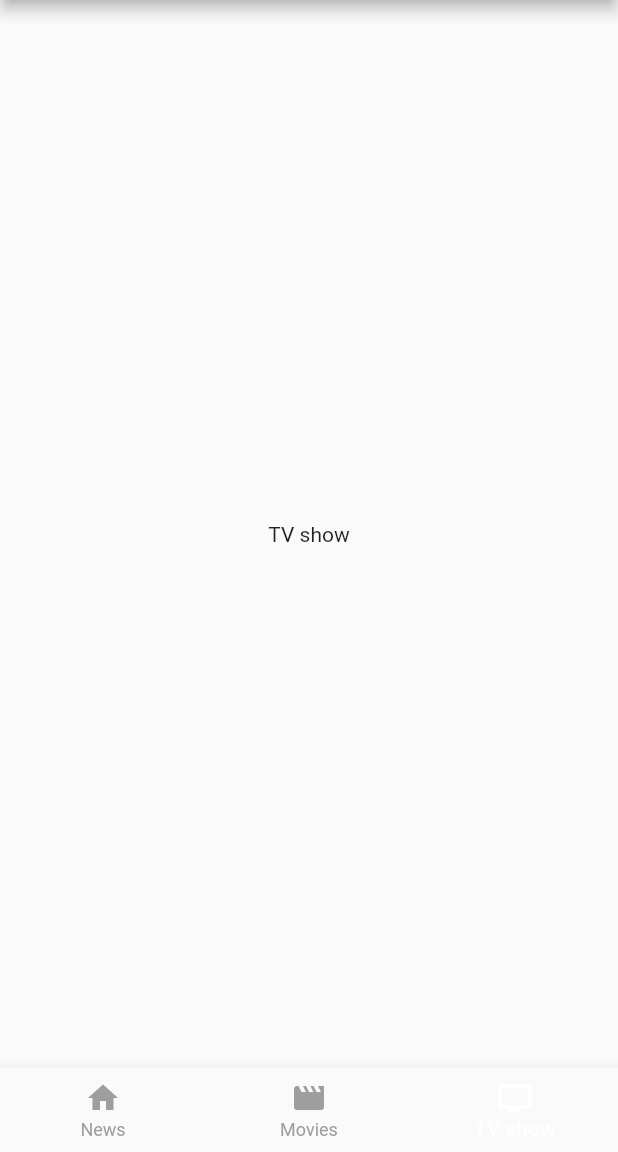
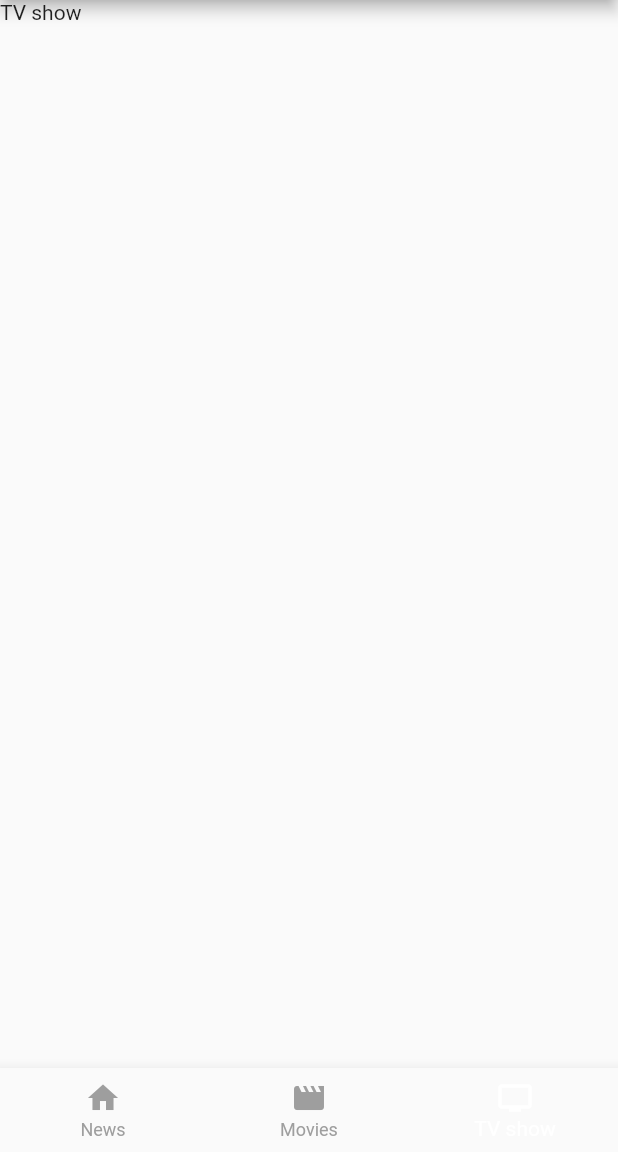
Before and after one commit to GarifullinII/movie_db, a Flutter app: the MainScreenWidget screen opened by its route, item 3 of the bottom bar chosen, on a phone screen of 412 x 824 dp, the part 84-1236 px from its top. Run offline on Flutter 3.47's test engine with Material 2 defaults, Android fonts, the phone set to English and light mode, and no system bars.

Commit message:
changed search

```diff
--- a/lib/presentation/ui/widgets/main_screen/main_screen_widget.dart
+++ b/lib/presentation/ui/widgets/main_screen/main_screen_widget.dart
@@ -26,25 +26,26 @@ class _MainScreenWidgetState extends State<MainScreenWidget> {
     });
   }
 
-  // получение вкладок при нажатии на иконки
-  static final List<Widget> _widgetOptions = <Widget>[
-    const Text(
-      'News',
-    ),
-    const MovieListWidget(),
-    const Text(
-      'TV show',
-    ),
-  ];
-
   @override
   Widget build(BuildContext context) {
     return Scaffold(
       appBar: AppBar(
         title: const Text('TMDB'),
       ),
-      body: Center(
-        child: _widgetOptions.elementAt(_selectedTab),
+      // особенность виджета в том, что его дети существуют одновременно, но отображается только один из них
+      // следовательно пр переключении ни один из них не удаляется из памяти и их состояние также сохраняется
+      // больше расход памяти (до ввода redux буду использовать)
+      body: IndexedStack(
+        index: _selectedTab,
+        children: const [
+          Text(
+            'News',
+          ),
+          MovieListWidget(),
+          Text(
+            'TV show',
+          ),
+        ],
       ),
       bottomNavigationBar: BottomNavigationBar(
         // задаю индекс
--- a/lib/presentation/ui/widgets/movie_list/movie_list.dart
+++ b/lib/presentation/ui/widgets/movie_list/movie_list.dart
@@ -56,7 +56,7 @@ class _MovieListWidgetState extends State<MovieListWidget> {
     ),
   ];
 
-  var _filteredMovies = <Movie> [];
+  var _filteredMovies = <Movie>[];
 
   // задаю контроллер для отслеживания вводимого текста
   final _searchController = TextEditingController();
@@ -64,8 +64,10 @@ class _MovieListWidgetState extends State<MovieListWidget> {
   // добавляю функцию, она будет вызываться каждый раз, когда пользователь будет вводить что-то
   void _searchMovies() {
     // если текст вводимый в контроллере не пустой
-    final query = _searchController.text; // query - текст вводимый пользователем
-    if (query.isNotEmpty) { // проверяю пустой ли массив
+    final query =
+        _searchController.text; // query - текст вводимый пользователем
+    if (query.isNotEmpty) {
+      // проверяю пустой ли массив
       _filteredMovies = _movies.where((Movie movie) {
         // переводим буквы в нижний регистр, также query перводим в нижний регистр
         return movie.nameMovie.toLowerCase().contains(query.toLowerCase());
@@ -81,6 +83,8 @@ class _MovieListWidgetState extends State<MovieListWidget> {
   @override
   void initState() {
     super.initState();
+
+    _filteredMovies = _movies;
     _searchController.addListener(
       () {
         _searchMovies();
@@ -95,7 +99,8 @@ class _MovieListWidgetState extends State<MovieListWidget> {
         ListView.builder(
           padding: const EdgeInsets.only(top: 70),
           keyboardDismissBehavior: ScrollViewKeyboardDismissBehavior.onDrag,
-          itemCount: _filteredMovies.length, // показываю _filteredMovies в списке, из него буду доставать элементы
+          itemCount: _filteredMovies
+              .length, // показываю _filteredMovies в списке, из него буду доставать элементы
           itemExtent: 180,
           itemBuilder: (BuildContext context, int index) {
             // создаю переменную movie
```
